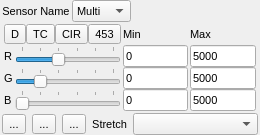
First picture: the form in timeseriesviewer/ui/mapviewrendersettings.ui, repository jakimowb/eo-time-series-viewer, before the edit.
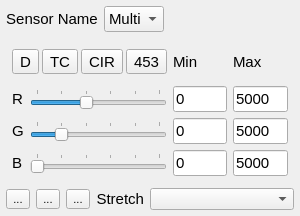
Second picture: the form after the edit. The open tabs and pages were chosen to show the change. Icons and pictures are not drawn. Custom widgets are drawn as their Qt base class.

Diff of the .ui file:
```diff
--- a/timeseriesviewer/ui/mapviewrendersettings.ui
+++ b/timeseriesviewer/ui/mapviewrendersettings.ui
@@ -6,8 +6,8 @@
    <rect>
     <x>0</x>
     <y>0</y>
-    <width>260</width>
-    <height>135</height>
+    <width>300</width>
+    <height>216</height>
    </rect>
   </property>
   <property name="sizePolicy">
@@ -24,8 +24,8 @@
   </property>
   <property name="maximumSize">
    <size>
-    <width>260</width>
-    <height>151</height>
+    <width>300</width>
+    <height>250</height>
    </size>
   </property>
   <property name="font">
@@ -47,19 +47,19 @@
   </property>
   <layout class="QVBoxLayout" name="verticalLayout">
    <property name="spacing">
-    <number>2</number>
+    <number>6</number>
    </property>
    <property name="leftMargin">
-    <number>2</number>
+    <number>6</number>
    </property>
    <property name="topMargin">
-    <number>0</number>
+    <number>6</number>
    </property>
    <property name="rightMargin">
-    <number>2</number>
+    <number>6</number>
    </property>
    <property name="bottomMargin">
-    <number>0</number>
+    <number>6</number>
    </property>
    <item>
     <layout class="QHBoxLayout" name="horizontalLayout_2">
@@ -67,7 +67,7 @@
       <widget class="QLabel" name="labelTitle">
        <property name="font">
         <font>
-         <pointsize>8</pointsize>
+         <pointsize>11</pointsize>
          <weight>50</weight>
          <italic>false</italic>
          <bold>false</bold>
@@ -93,6 +93,11 @@
          <height>16777215</height>
         </size>
        </property>
+       <property name="font">
+        <font>
+         <pointsize>11</pointsize>
+        </font>
+       </property>
        <item>
         <property name="text">
          <string>Multi</string>
@@ -121,7 +126,7 @@
        </property>
        <property name="font">
         <font>
-         <pointsize>8</pointsize>
+         <pointsize>11</pointsize>
         </font>
        </property>
        <property name="text">
@@ -159,24 +164,26 @@
       <number>1</number>
      </property>
      <widget class="QWidget" name="pageMultiBand">
+      <property name="font">
+       <font>
+        <pointsize>11</pointsize>
+       </font>
+      </property>
       <layout class="QGridLayout" name="gridLayout_2">
        <property name="leftMargin">
-        <number>2</number>
+        <number>6</number>
        </property>
        <property name="topMargin">
-        <number>0</number>
+        <number>6</number>
        </property>
        <property name="rightMargin">
-        <number>2</number>
+        <number>6</number>
        </property>
        <property name="bottomMargin">
-        <number>0</number>
+        <number>6</number>
        </property>
-       <property name="horizontalSpacing">
-        <number>2</number>
-       </property>
-       <property name="verticalSpacing">
-        <number>0</number>
+       <property name="spacing">
+        <number>6</number>
        </property>
        <item row="1" column="1">
         <widget class="QSlider" name="sliderRed">
@@ -238,7 +245,7 @@
          </property>
          <property name="font">
           <font>
-           <pointsize>8</pointsize>
+           <pointsize>11</pointsize>
           </font>
          </property>
          <property name="text">
@@ -250,7 +257,7 @@
         <widget class="QLineEdit" name="tbGreenMin">
          <property name="font">
           <font>
-           <pointsize>8</pointsize>
+           <pointsize>11</pointsize>
           </font>
          </property>
          <property name="text">
@@ -274,7 +281,7 @@
          </property>
          <property name="font">
           <font>
-           <pointsize>8</pointsize>
+           <pointsize>11</pointsize>
           </font>
          </property>
          <property name="text">
@@ -299,7 +306,7 @@
          </property>
          <property name="font">
           <font>
-           <pointsize>8</pointsize>
+           <pointsize>11</pointsize>
           </font>
          </property>
          <property name="text">
@@ -311,7 +318,7 @@
         <widget class="QLabel" name="labelGreen">
          <property name="font">
           <font>
-           <pointsize>8</pointsize>
+           <pointsize>11</pointsize>
           </font>
          </property>
          <property name="styleSheet">
@@ -357,7 +364,7 @@
         <widget class="QLabel" name="labelRed">
          <property name="font">
           <font>
-           <pointsize>8</pointsize>
+           <pointsize>11</pointsize>
           </font>
          </property>
          <property name="styleSheet">
@@ -372,7 +379,7 @@
         <widget class="QLabel" name="labelBlue">
          <property name="font">
           <font>
-           <pointsize>8</pointsize>
+           <pointsize>11</pointsize>
           </font>
          </property>
          <property name="text">
@@ -409,7 +416,7 @@
         <widget class="QLineEdit" name="tbBlueMin">
          <property name="font">
           <font>
-           <pointsize>8</pointsize>
+           <pointsize>11</pointsize>
           </font>
          </property>
          <property name="text">
@@ -427,7 +434,7 @@
          </property>
          <property name="font">
           <font>
-           <pointsize>8</pointsize>
+           <pointsize>11</pointsize>
           </font>
          </property>
          <property name="text">
@@ -451,6 +458,9 @@
          </property>
          <layout class="QHBoxLayout" name="horizontalLayout">
           <property name="spacing">
+           <number>3</number>
+          </property>
+          <property name="leftMargin">
            <number>0</number>
           </property>
           <property name="margin">
@@ -460,7 +470,7 @@
            <widget class="QToolButton" name="btnDefaultMB">
             <property name="font">
              <font>
-              <pointsize>8</pointsize>
+              <pointsize>11</pointsize>
               <italic>false</italic>
              </font>
             </property>
@@ -476,7 +486,7 @@
            <widget class="QToolButton" name="btnTrueColor">
             <property name="font">
              <font>
-              <pointsize>8</pointsize>
+              <pointsize>11</pointsize>
               <italic>false</italic>
              </font>
             </property>
@@ -492,7 +502,7 @@
            <widget class="QToolButton" name="btnCIR">
             <property name="font">
              <font>
-              <pointsize>8</pointsize>
+              <pointsize>11</pointsize>
               <italic>false</italic>
              </font>
             </property>
@@ -508,7 +518,7 @@
            <widget class="QToolButton" name="btn453">
             <property name="font">
              <font>
-              <pointsize>8</pointsize>
+              <pointsize>11</pointsize>
               <italic>false</italic>
              </font>
             </property>
@@ -834,7 +844,7 @@
       <widget class="QLabel" name="label">
        <property name="font">
         <font>
-         <pointsize>8</pointsize>
+         <pointsize>11</pointsize>
         </font>
        </property>
        <property name="text">
```
Left out of the diff: 56 changed lines with no effect on the pictures.
